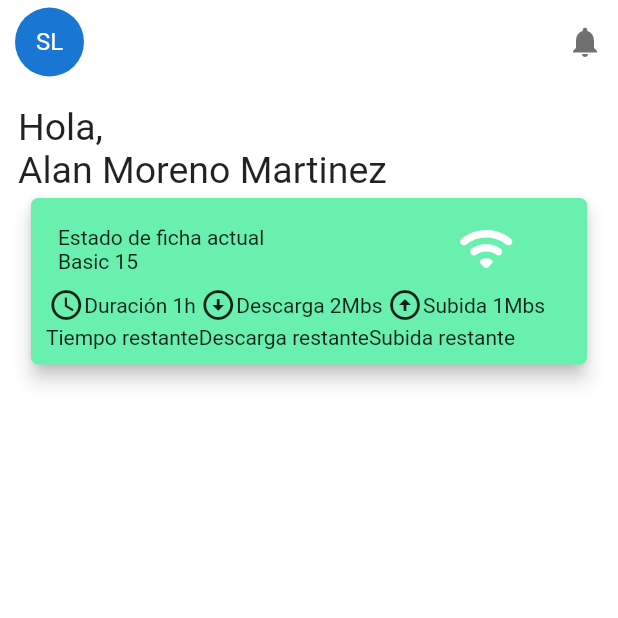
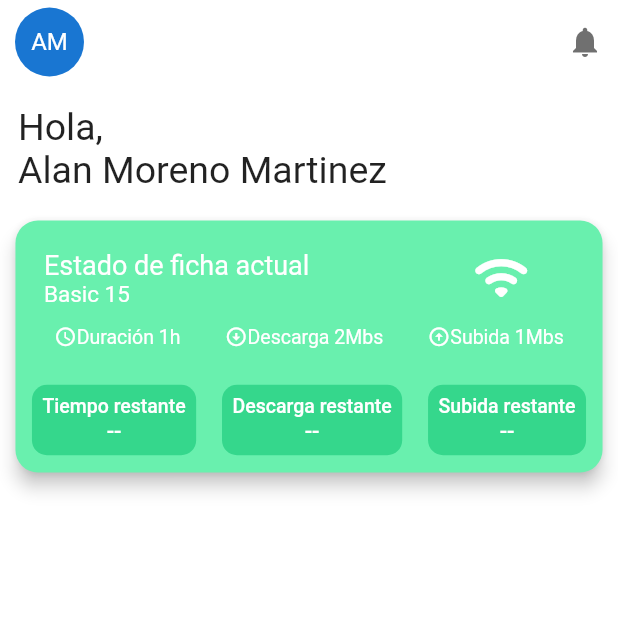
Before and after one commit to blazarnet/zombiapp, a Flutter app: the HomePage screen opened directly, on a phone screen of 412 x 824 dp, the top half of it. Run offline on Flutter 3.47's test engine with Material 2 defaults, Android fonts, the phone set to English and light mode, and no system bars.

Commit message:
Adición de 3 flatbutton en el widget para los datos restantes de la ficha, cada uno con su configuración respectiva

```diff
--- a/lib/src/pages/home_page.dart
+++ b/lib/src/pages/home_page.dart
@@ -1,3 +1,5 @@
+import 'dart:math';
+
 import 'package:flutter/material.dart';
 import 'package:zombifi_app/widgets/card_status_on.dart';
 
@@ -30,10 +32,13 @@ class HomePage extends StatelessWidget {
             Padding(padding: EdgeInsets.all(7)),
             _welcome(),
             Container(
-              width: size.width * .93,
+              width: size.width * 1,
               color: Colors.white,
-              child: Column(
-                children: <Widget>[_statusOnWidget()],
+              child: Padding(
+                padding: const EdgeInsets.only(top: 15),
+                child: Column(
+                  children: <Widget>[_statusOnWidget()],
+                ),
               ),
             )
           ],
@@ -48,7 +53,10 @@ class HomePage extends StatelessWidget {
         left: 10,
       ),
       child: CircleAvatar(
-        child: Text('SL'),
+        child: Text(
+          'AM',
+          style: TextStyle(color: Colors.white),
+        ),
       ),
     );
   }
@@ -57,7 +65,7 @@ class HomePage extends StatelessWidget {
     return Row(
       children: <Widget>[
         Stack(
-          children: [
+          children: <Widget>[
             Column(
               mainAxisAlignment: MainAxisAlignment.start,
               crossAxisAlignment: CrossAxisAlignment.start,
--- a/lib/widgets/card_status_on.dart
+++ b/lib/widgets/card_status_on.dart
@@ -11,14 +11,14 @@ class _CardStatusOnWidgetState extends State<CardStatusOnWidget> {
     final size = MediaQuery.of(context).size;
     return Card(
       elevation: 5,
-      shape: RoundedRectangleBorder(borderRadius: BorderRadius.circular(5)),
+      shape: RoundedRectangleBorder(borderRadius: BorderRadius.circular(15)),
       color: Colors.greenAccent,
       child: Column(
         children: <Widget>[
           Container(
-            width: size.width * .9,
+            width: size.width * .95,
             child: Padding(
-              padding: const EdgeInsets.all(10.0),
+              padding: EdgeInsets.all(11),
               child: Column(
                 children: <Widget>[
                   Row(
@@ -28,13 +28,19 @@ class _CardStatusOnWidgetState extends State<CardStatusOnWidget> {
                         child: Column(
                           crossAxisAlignment: CrossAxisAlignment.start,
                           children: <Widget>[
-                            Text("Estado de ficha actual"),
-                            Text("Basic 15")
+                            Text(
+                              "Estado de ficha actual",
+                              style:
+                                  TextStyle(color: Colors.white, fontSize: 18),
+                            ),
+                            Text("Basic 15",
+                                style: TextStyle(
+                                    color: Colors.white, fontSize: 15)),
                           ],
                         ),
                       ),
                       Padding(
-                        padding: const EdgeInsets.only(left: 120),
+                        padding: const EdgeInsets.only(left: 100),
                         child: Column(
                           crossAxisAlignment: CrossAxisAlignment.end,
                           mainAxisAlignment: MainAxisAlignment.center,
@@ -50,41 +56,67 @@ class _CardStatusOnWidgetState extends State<CardStatusOnWidget> {
                     ],
                   ),
                   Row(
+                    // crossAxisAlignment: CrossAxisAlignment.center,
+                    mainAxisAlignment: MainAxisAlignment.spaceAround,
                     children: <Widget>[
                       Padding(
-                        padding: const EdgeInsets.all(1.5),
+                        padding: const EdgeInsets.symmetric(
+                            horizontal: 0, vertical: 4),
                         child: Column(
                           children: <Widget>[
                             Row(
                               children: <Widget>[
-                                Icon(Icons.watch_later_outlined),
-                                Text('Duración 1h')
+                                Icon(
+                                  Icons.watch_later_outlined,
+                                  color: Colors.white,
+                                  size: 15,
+                                ),
+                                Text(
+                                  'Duración 1h',
+                                  style: TextStyle(
+                                      color: Colors.white, fontSize: 13),
+                                )
                               ],
                             )
                           ],
                         ),
                       ),
                       Padding(
-                        padding: const EdgeInsets.all(1.5),
+                        padding: const EdgeInsets.symmetric(
+                            horizontal: 0, vertical: 4),
                         child: Column(
                           children: <Widget>[
                             Row(
                               children: <Widget>[
-                                Icon(Icons.arrow_circle_down_outlined),
-                                Text('Descarga 2Mbs')
+                                Icon(Icons.arrow_circle_down_outlined,
+                                    color: Colors.white, size: 15),
+                                Text(
+                                  'Descarga 2Mbs',
+                                  style: TextStyle(
+                                      color: Colors.white, fontSize: 13),
+                                )
                               ],
                             )
                           ],
                         ),
                       ),
                       Padding(
-                        padding: const EdgeInsets.all(1.5),
+                        padding: const EdgeInsets.symmetric(
+                            horizontal: 0, vertical: 4),
                         child: Column(
                           children: <Widget>[
                             Row(
                               children: <Widget>[
-                                Icon(Icons.arrow_circle_up_outlined),
-                                Text('Subida 1Mbs')
+                                Icon(
+                                  Icons.arrow_circle_up_outlined,
+                                  color: Colors.white,
+                                  size: 15,
+                                ),
+                                Text(
+                                  'Subida 1Mbs',
+                                  style: TextStyle(
+                                      color: Colors.white, fontSize: 13),
+                                )
                               ],
                             )
                           ],
@@ -92,16 +124,74 @@ class _CardStatusOnWidgetState extends State<CardStatusOnWidget> {
                       )
                     ],
                   ),
+                  Padding(padding: EdgeInsets.only(top: 20)),
                   Row(
+                    mainAxisAlignment: MainAxisAlignment.spaceBetween,
                     children: <Widget>[
                       Column(
-                        children: <Widget>[Text('Tiempo restante')],
+                        children: <Widget>[
+                          FlatButton(
+                              onPressed: () {},
+                              padding: EdgeInsets.all(7),
+                              shape: RoundedRectangleBorder(
+                                  borderRadius: BorderRadius.circular(10)),
+                              color: Color.fromRGBO(0, 190, 107, 0.5),
+                              child: Column(
+                                children: <Widget>[
+                                  Text('Tiempo restante',
+                                      style: TextStyle(
+                                          color: Colors.white, fontSize: 13)),
+                                  Text('--',
+                                      style: TextStyle(
+                                          color: Colors.white, fontSize: 15)),
+                                ],
+                              )),
+                        ],
                       ),
                       Column(
-                        children: <Widget>[Text('Descarga restante')],
+                        children: <Widget>[
+                          FlatButton(
+                            onPressed: () {},
+                            padding: EdgeInsets.all(7),
+                            shape: RoundedRectangleBorder(
+                                borderRadius: BorderRadius.circular(10)),
+                            color: Color.fromRGBO(0, 190, 107, 0.5),
+                            child: Column(
+                              children: <Widget>[
+                                Text('Descarga restante',
+                                    style: TextStyle(
+                                        color: Colors.white, fontSize: 13)),
+                                Text(
+                                  '--',
+                                  style: TextStyle(
+                                      color: Colors.white, fontSize: 15),
+                                ),
+                              ],
+                            ),
+                          )
+                        ],
                       ),
                       Column(
-                        children: <Widget>[Text('Subida restante')],
+                        children: <Widget>[
+                          FlatButton(
+                              onPressed: () {},
+                              padding: EdgeInsets.all(7),
+                              shape: RoundedRectangleBorder(
+                                  borderRadius: BorderRadius.circular(10)),
+                              color: Color.fromRGBO(0, 190, 107, 0.5),
+                              child: Column(
+                                children: <Widget>[
+                                  Text('Subida restante',
+                                      style: TextStyle(
+                                          color: Colors.white, fontSize: 13)),
+                                  Text(
+                                    '--',
+                                    style: TextStyle(
+                                        color: Colors.white, fontSize: 15),
+                                  )
+                                ],
+                              )),
+                        ],
                       ),
                     ],
                   )
```
